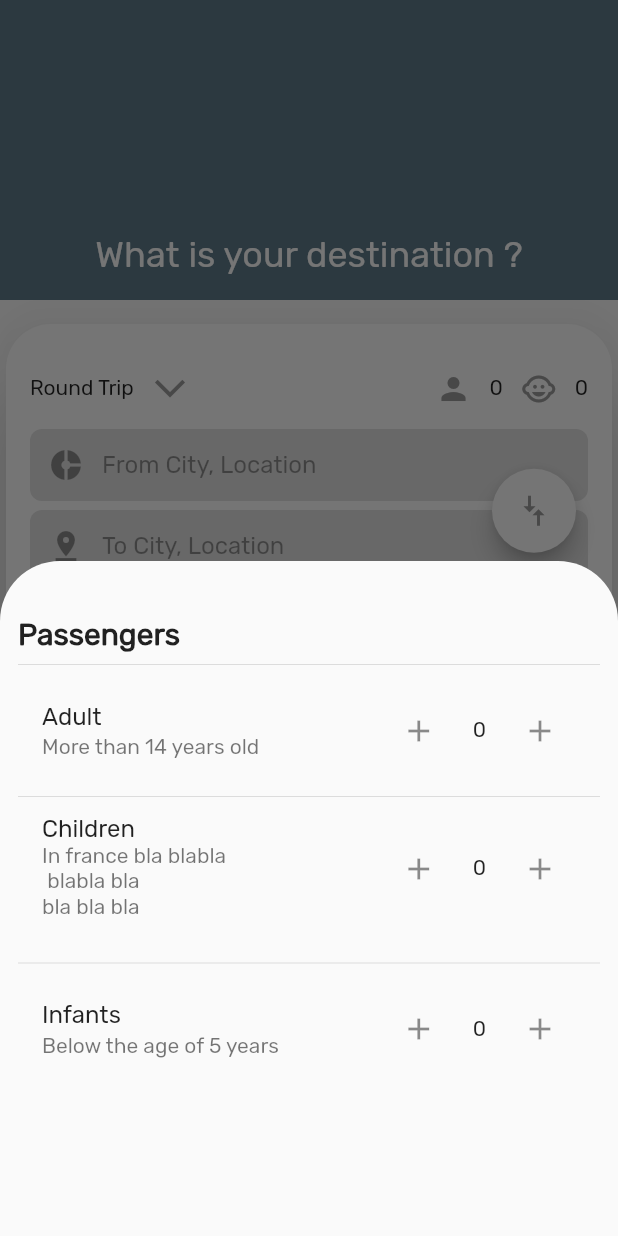
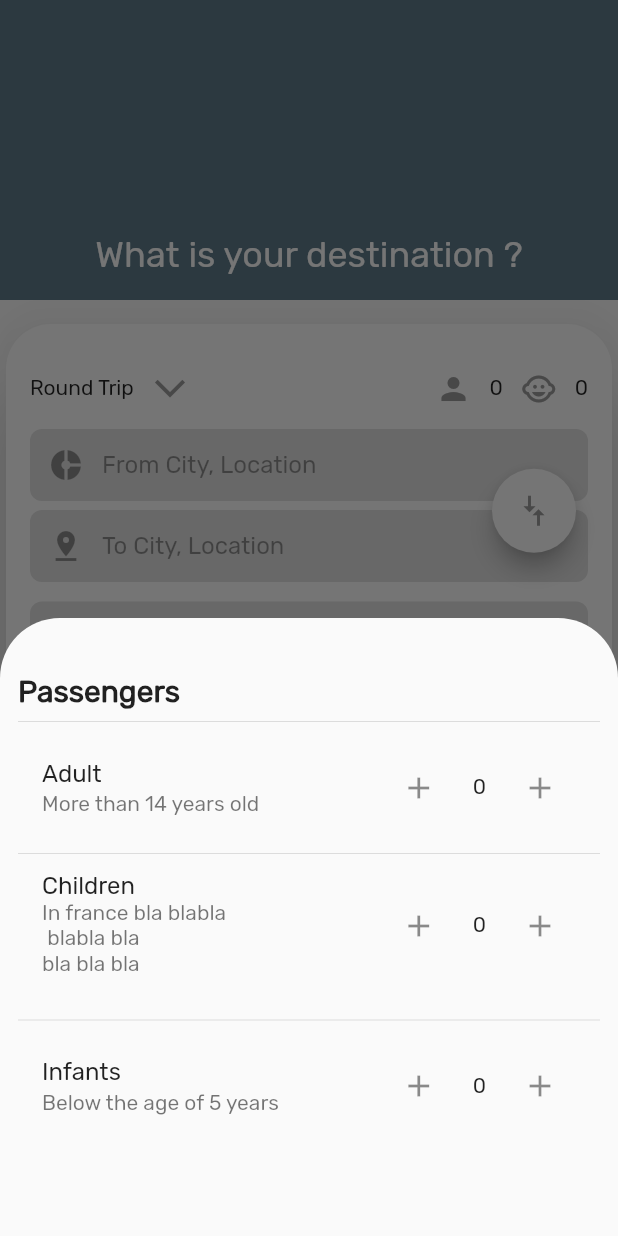
Before and after one commit to gondaimgano/bookie_app, a Flutter app: the screen it shows after launch, after a tap on an icon or button, on a phone screen of 412 x 824 dp. Run offline on Flutter 3.47's test engine with Material 2 defaults, Android fonts, the phone set to English and light mode, and no system bars.

Commit message:
push transport changes

```diff
--- a/lib/showChoice.dart
+++ b/lib/showChoice.dart
@@ -47,8 +47,9 @@ Widget _tripChoices() => Consumer<TransportSearch>(
 
 Widget _passengerChoices() => Consumer<TransportSearch>(
       builder: (context, model, child) => Container(
-        height: 450,
+        height: MediaQuery.of(context).size.height*0.50,
         padding: EdgeInsets.all(12),
+        child: SingleChildScrollView(
           child: Column(
             mainAxisAlignment: MainAxisAlignment.start,
             crossAxisAlignment: CrossAxisAlignment.start,
@@ -124,4 +125,5 @@ Widget _passengerChoices() => Consumer<TransportSearch>(
             ],
           ),
         ),
+      ),
     );
```
Lines whose indentation alone changed are shown as unchanged.
